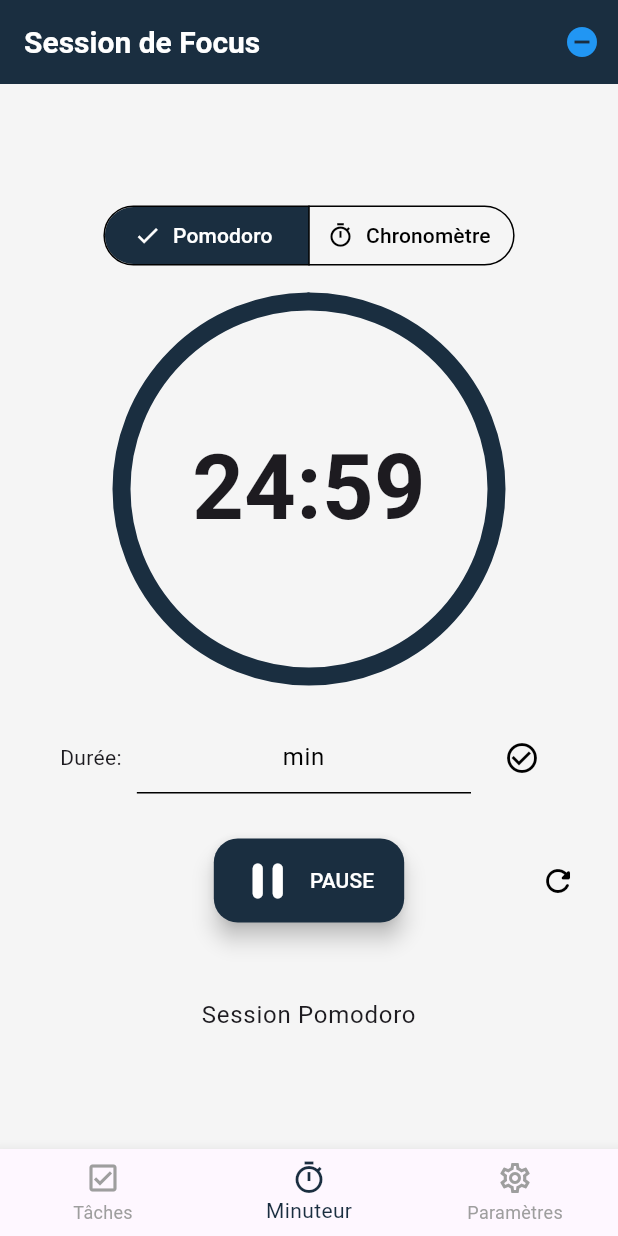
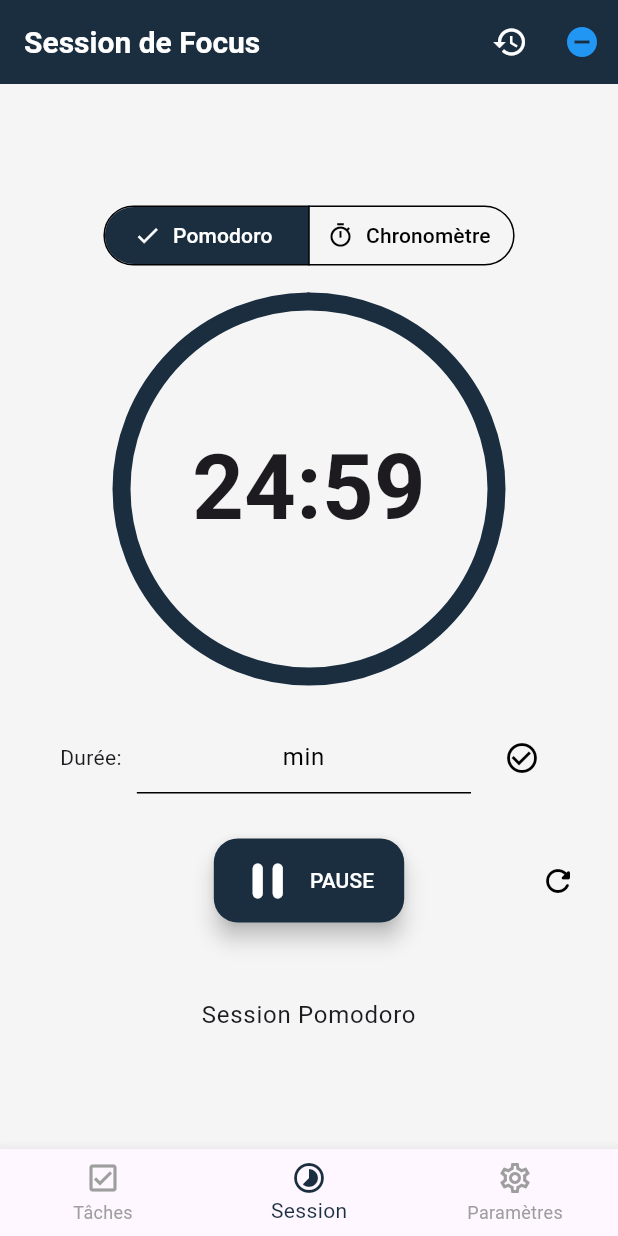
Before and after one commit to mohamedbello18/todo_work_sessions, a Flutter app: the screen it shows after launch, item 2 of the bottom bar chosen, after a tap on "DÉMARRER", on a phone screen of 412 x 824 dp. Run offline on Flutter 3.47's test engine with Material 3 defaults, Android fonts, the phone set to English and light mode, and no system bars; our stand-ins replace flutter_local_notifications, flutter_native_splash, flutter_riverpod, hive, hive_flutter, permission_handler and 1 more; accounts and stored records are empty.

Commit message:
Session management

```diff
--- /dev/null
+++ b/lib/data/models/session.dart
@@ -0,0 +1,43 @@
+import 'package:hive/hive.dart';
+
+part 'session.g.dart';
+
+@HiveType(typeId: 11)
+enum RecordedSessionType {
+  @HiveField(0)
+  task,
+
+  @HiveField(1)
+  personal,
+}
+
+@HiveType(typeId: 12)
+class Session extends HiveObject {
+  @HiveField(0)
+  DateTime startTime;
+
+  @HiveField(1)
+  DateTime? endTime;
+
+  @HiveField(2)
+  final dynamic taskKey;
+
+  @HiveField(3)
+  final RecordedSessionType sessionType;
+
+  @HiveField(4)
+  Duration get duration {
+    if (endTime != null) {
+      return endTime!.difference(startTime);
+    }
+    // If the session is still active, show running duration
+    return DateTime.now().difference(startTime);
+  }
+
+  Session({
+    required this.startTime,
+    this.endTime,
+    this.taskKey,
+    required this.sessionType,
+  });
+}
--- a/lib/features/main_wrapper.dart
+++ b/lib/features/main_wrapper.dart
@@ -45,7 +45,7 @@ class MainWrapper extends ConsumerWidget {
       bottomNavigationBar: BottomNavigationBar(
         items: const <BottomNavigationBarItem>[
           BottomNavigationBarItem(icon: Icon(Icons.check_box_outlined), label: 'Tâches'),
-          BottomNavigationBarItem(icon: Icon(Icons.timer_outlined), label: 'Minuteur'),
+          BottomNavigationBarItem(icon: Icon(Icons.timelapse_outlined), label: 'Session'),
           BottomNavigationBarItem(icon: Icon(Icons.settings_outlined), label: 'Paramètres'),
         ],
         currentIndex: selectedIndex,
--- a/lib/features/timer/application/timer_notifier.dart
+++ b/lib/features/timer/application/timer_notifier.dart
@@ -3,6 +3,8 @@
 import 'dart:async';
 import 'package:flutter/foundation.dart';
 import 'package:flutter_riverpod/flutter_riverpod.dart';
+import 'package:hive/hive.dart';
+import 'package:todo_work_sessions/data/models/session.dart';
 import 'package:todo_work_sessions/data/models/task.dart';
 import 'package:todo_work_sessions/features/application/application_providers.dart';
 import '../domain/timer_state.dart';
@@ -19,18 +21,21 @@ final genericTimerSettingsProvider = StateProvider<GenericTimerSettings>((ref) =
 class TimerNotifier extends StateNotifier<TimerState> {
   final Ref _ref;
   Timer? _timer;
+  dynamic _activeSessionKey;
 
   TimerNotifier(this._ref) : super(TimerState(duration: _ref.read(genericTimerSettingsProvider).pomodoroDuration, initialDuration: _ref.read(genericTimerSettingsProvider).pomodoroDuration, status: TimerStatus.initial));
 
   @override
   void dispose() {
     _timer?.cancel();
+    _endSession(); // End session if the notifier is disposed
     super.dispose();
   }
 
   void start() {
     _timer?.cancel();
     state = state.copyWith(status: TimerStatus.running);
+    _startSession();
     _timer = Timer.periodic(const Duration(seconds: 1), (timer) {
       if (state.mode == TimerMode.pomodoro) {
         if (state.duration.inSeconds > 0) {
@@ -38,6 +43,7 @@ class TimerNotifier extends StateNotifier<TimerState> {
         } else {
           _timer?.cancel();
           state = state.copyWith(status: TimerStatus.finished);
+          _endSession();
         }
       } else {
         state = state.copyWith(duration: state.duration + const Duration(seconds: 1));
@@ -48,20 +54,24 @@ class TimerNotifier extends StateNotifier<TimerState> {
   void pause() {
     _timer?.cancel();
     state = state.copyWith(status: TimerStatus.paused);
+    _endSession();
   }
 
   void reset() {
     _timer?.cancel();
     final newDuration = state.mode == TimerMode.pomodoro ? state.initialDuration : Duration.zero;
     state = state.copyWith(duration: newDuration, status: TimerStatus.initial);
+    _endSession();
   }
 
   void detachTask() {
+    _endSession();
     _ref.read(activeTaskProvider.notifier).state = null;
   }
 
   void configureTimer({Task? task}) {
     _timer?.cancel();
+    _endSession();
     final genericSettings = _ref.read(genericTimerSettingsProvider);
     if (task != null) {
       if (task.estimatedDuration != null) {
@@ -77,6 +87,30 @@ class TimerNotifier extends StateNotifier<TimerState> {
       }
     }
   }
+
+  Future<void> _startSession() async {
+    final activeTask = _ref.read(activeTaskProvider);
+    final newSession = Session(
+      startTime: DateTime.now(),
+      sessionType: activeTask != null ? RecordedSessionType.task : RecordedSessionType.personal,
+      taskKey: activeTask?.key,
+    );
+    final box = Hive.box<Session>('sessionsBox');
+    final sessionKey = await box.add(newSession);
+    _activeSessionKey = sessionKey;
+  }
+
+  Future<void> _endSession() async {
+    if (_activeSessionKey != null) {
+      final box = Hive.box<Session>('sessionsBox');
+      final session = box.get(_activeSessionKey);
+      if (session != null) {
+        session.endTime = DateTime.now();
+        await session.save();
+      }
+      _activeSessionKey = null;
+    }
+  }
 }
 
 final timerNotifierProvider = StateNotifierProvider<TimerNotifier, TimerState>((ref) {
--- a/lib/features/timer/presentation/session_screen.dart
+++ b/lib/features/timer/presentation/session_screen.dart
@@ -4,6 +4,7 @@ import 'package:flutter/material.dart';
 import 'package:flutter_riverpod/flutter_riverpod.dart';
 import 'package:todo_work_sessions/features/timer/application/dnd_provider.dart';
 import 'package:todo_work_sessions/features/timer/application/timer_notifier.dart';
+import 'package:todo_work_sessions/features/timer/presentation/session_history_screen.dart';
 import '../domain/timer_state.dart';
 import '../../application/application_providers.dart';
 
@@ -35,6 +36,10 @@ class SessionScreen extends ConsumerWidget {
       appBar: AppBar(
         title: const Text('Session de Focus'),
         actions: [
+          IconButton(
+            icon: const Icon(Icons.history),
+            onPressed: () => Navigator.push(context, MaterialPageRoute(builder: (context) => const SessionHistoryScreen())),
+          ),
           IconButton(
             icon: Icon(isDndEnabled ? Icons.do_not_disturb_on : Icons.do_not_disturb_off),
             color: isDndEnabled ? Colors.blue : null,
--- a/lib/main.dart
+++ b/lib/main.dart
@@ -4,9 +4,11 @@ import 'package:flutter/material.dart';
 import 'package:flutter_native_splash/flutter_native_splash.dart';
 import 'package:flutter_riverpod/flutter_riverpod.dart';
 import 'package:hive_flutter/hive_flutter.dart';
+import 'package:intl/date_symbol_data_local.dart';
 import 'core/services/notification_service.dart';
 import 'core/theme/app_theme.dart';
 import 'data/adapters/duration_adapter.dart';
+import 'data/models/session.dart';
 import 'data/models/task.dart';
 import 'features/main_wrapper.dart';
 import 'features/settings/application/theme_provider.dart';
@@ -21,9 +23,12 @@ Future<void> initDependencies() async {
   Hive.registerAdapter(TaskStatusAdapter());
   Hive.registerAdapter(DurationAdapter());
   Hive.registerAdapter(ThemeModeAdapter());
+  Hive.registerAdapter(SessionAdapter());
+  Hive.registerAdapter(RecordedSessionTypeAdapter());
 
   // Overture des box
   await Hive.openBox<Task>('tasksBox');
+  await Hive.openBox<Session>('sessionsBox');
   await Hive.openBox('settings');
 
   await NotificationService().init();
@@ -32,6 +37,7 @@ Future<void> initDependencies() async {
 void main() async {
   WidgetsBinding widgetsBinding = WidgetsFlutterBinding.ensureInitialized();
   FlutterNativeSplash.preserve(widgetsBinding: widgetsBinding);
+  await initializeDateFormatting('fr_FR', null);
   await initDependencies();
   runApp(const ProviderScope(child: TodoWorkSessionsApp()));
 }
```
Also changed, not shown: lib/features/timer/presentation/session_history_screen.dart (added, +121 -0 lines), lib/data/models/session.g.dart (added).
